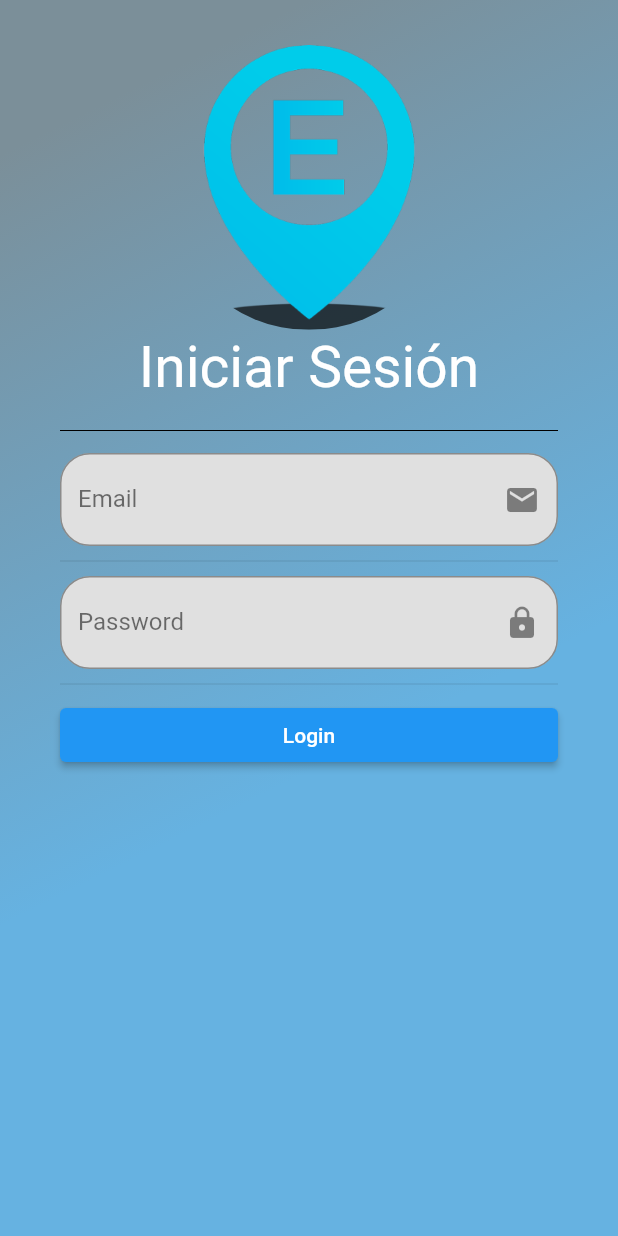
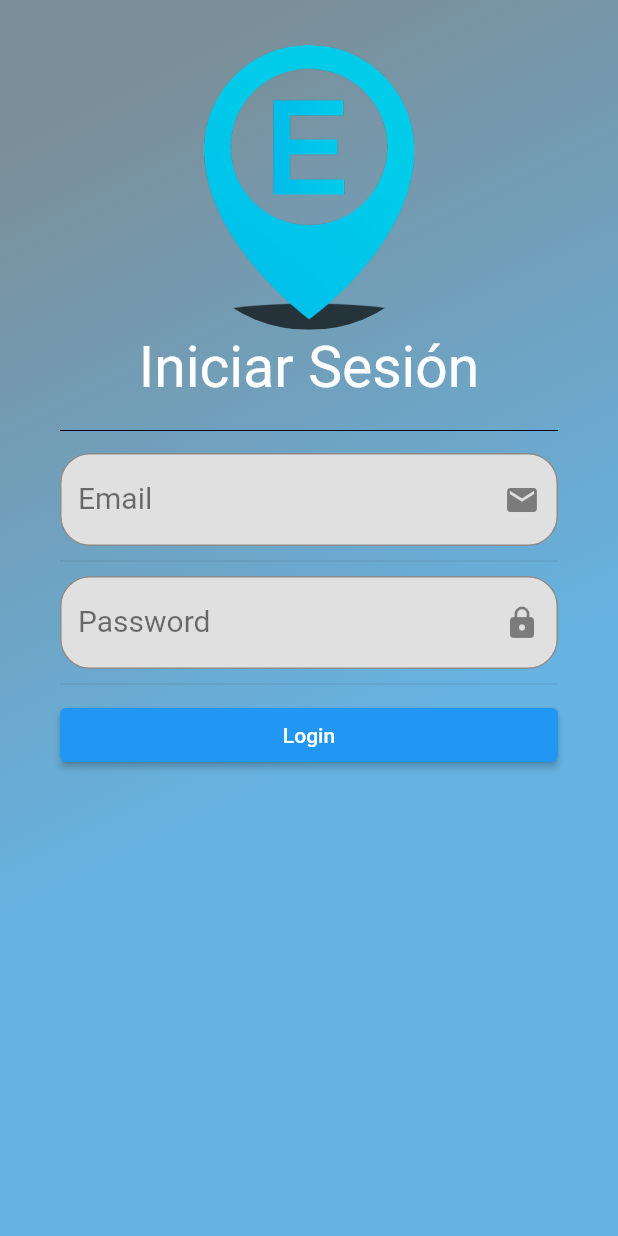
Before and after one commit to deadmaus2566/Flurtter.login_screen, a Flutter app: the SingIn screen opened by its route, on a phone screen of 412 x 824 dp. Run offline on Flutter 3.47's test engine with Material 2 defaults, Android fonts, the phone set to English and light mode, and no system bars; our stand-ins replace font_awesome_flutter, google_fonts; Roboto replaces fonts that are missing (Acme, Calligraffitti).

Commit message:
Nuevos cambios

```diff
--- a/loggin_screen/lib/widgets/input_text.dart
+++ b/loggin_screen/lib/widgets/input_text.dart
@@ -31,26 +31,25 @@ class _InputTextState extends State<InputText> {
   Widget build(BuildContext context) {
     return Container(
       decoration: BoxDecoration(
-        color: Colors.grey.shade300,
-        borderRadius: BorderRadius.circular(20.0),
-      ),
+          color: Colors.grey.shade300,
+          borderRadius: BorderRadius.circular(20.0)),
       child: TextFormField(
         keyboardType: widget.keyboard,
         obscureText: widget.obscureText!,
         onChanged: widget.onChangued,
         validator: widget.validator,
         decoration: InputDecoration(
-          suffixIcon: widget.icon,
           labelText: widget.label,
-          hintText: widget.hint,
-          hintStyle: TextStyle(
+          labelStyle: TextStyle(
+            height: 1,
+            fontSize: 20,
             color: Colors.black54,
             fontFamily: GoogleFonts.acme(
               fontSize: 20.0,
             ).fontFamily,
           ),
-          labelStyle: TextStyle(
-            height: -0.4,
+          hintText: widget.hint,
+          hintStyle: TextStyle(
             color: Colors.black54,
             fontFamily: GoogleFonts.acme(
               fontSize: 20.0,
@@ -59,6 +58,7 @@ class _InputTextState extends State<InputText> {
           border: OutlineInputBorder(
             borderRadius: BorderRadius.circular(20.0),
           ),
+          suffixIcon: widget.icon,
         ),
       ),
     );
```
